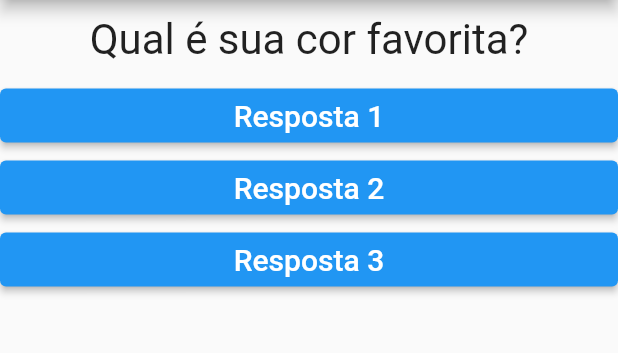
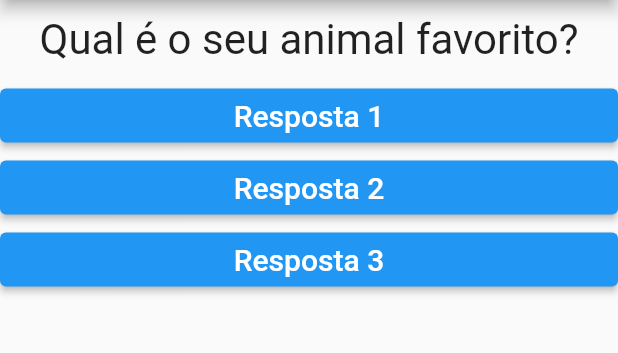
Before and after one commit to KaioMartins/projeto_perguntas, a Flutter app: the screen it shows after launch, after a tap on "Resposta 1", on a phone screen of 412 x 824 dp, the part 84-437 px from its top. Run offline on Flutter 3.47's test engine with Material 2 defaults, Android fonts, the phone set to English and light mode, and no system bars.

```diff
--- a/lib/main.dart
+++ b/lib/main.dart
@@ -28,9 +28,9 @@ class _PerguntaAppState extends State<PerguntaApp> {
             ),
             body: Column(children: <Widget>[
               Questao(perguntas[_perguntaSelecionada]),
-              Resposta('Resposta 1'),
-              Resposta('Resposta 2'),
-              Resposta('Resposta 3'),
+              Resposta('Resposta 1', _responder),
+              Resposta('Resposta 2', _responder),
+              Resposta('Resposta 3', _responder),
             ])));
   }
 }
--- a/lib/resposta.dart
+++ b/lib/resposta.dart
@@ -3,15 +3,16 @@ import 'package:flutter/material.dart';
 
 class Resposta extends StatelessWidget {
   final String texto;
+  final void Function() quandoSelecionado;
 
-  Resposta(this.texto);
+  Resposta(this.texto, this.quandoSelecionado);
 
   @override
   Widget build(BuildContext context) {
     return Container(
       width: double.infinity,
       child: ElevatedButton(
-        onPressed: () {},
+        onPressed: quandoSelecionado,
         child: Text(
           texto,
           style: TextStyle(fontSize: 20),
```
